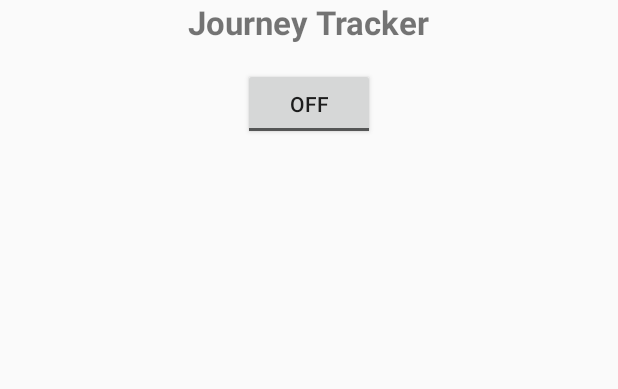
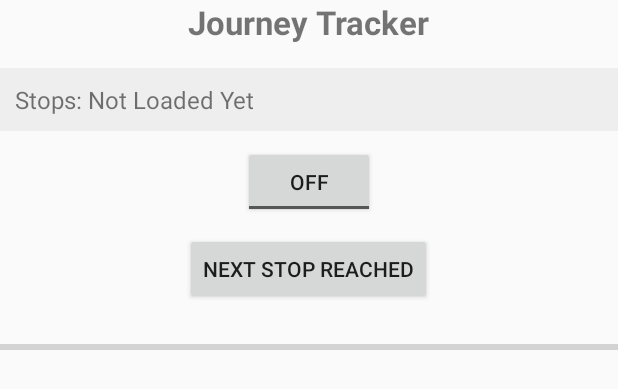
Before and after one commit to yashrajput25/JourneyTracker, an Android app built with Jetpack Compose: the layout activity_main.xml on its own in the app's theme, with its tools: preview values and no code run, on a phone screen of 412 x 824 dp. Shown: the top 389 px of the screen. Run offline under Robolectric (Android 15) with nearby library versions, the phone set to English and light mode, and no system bars.

Commit message:
Enhance Journey Tracker UI with journey details and progress tracking
Added a TextView (@id/journeyDetails) to display journey stop details.
Introduced a Button (@id/nextStopButton) to mark the next stop as reached.
Integrated a ProgressBar (@id/progressBar) to visually track journey progress.
Improved layout with padding, margins, and background styling for better readability.

```diff
--- a/app/src/main/res/layout/activity_main.xml
+++ b/app/src/main/res/layout/activity_main.xml
@@ -14,6 +14,17 @@
         android:paddingBottom="16dp"
         />
 
+    <TextView
+        android:id="@+id/journeyDetails"
+        android:layout_width="match_parent"
+        android:layout_height="wrap_content"
+        android:text="Stops: Not Loaded Yet"
+        android:textSize="16sp"
+        android:padding="10dp"
+        android:background="#EEEEEE"
+        android:layout_marginBottom="10dp"/>
+
+
     <ToggleButton
         android:layout_width="wrap_content"
         android:layout_height="wrap_content"
@@ -21,4 +32,22 @@
         android:layout_gravity="center_horizontal"
         />
 
+    <Button
+        android:id="@+id/nextStopButton"
+        android:layout_width="wrap_content"
+        android:layout_height="wrap_content"
+        android:text="Next Stop Reached"
+        android:layout_gravity="center_horizontal"
+        android:layout_marginTop="10dp"/>
+
+    <ProgressBar
+        android:id="@+id/progressBar"
+        style="?android:attr/progressBarStyleHorizontal"
+        android:layout_width="match_parent"
+        android:layout_height="wrap_content"
+        android:max="100"
+        android:progress="0"
+        android:layout_marginTop="20dp"/>
+
+
 </LinearLayout>
```
